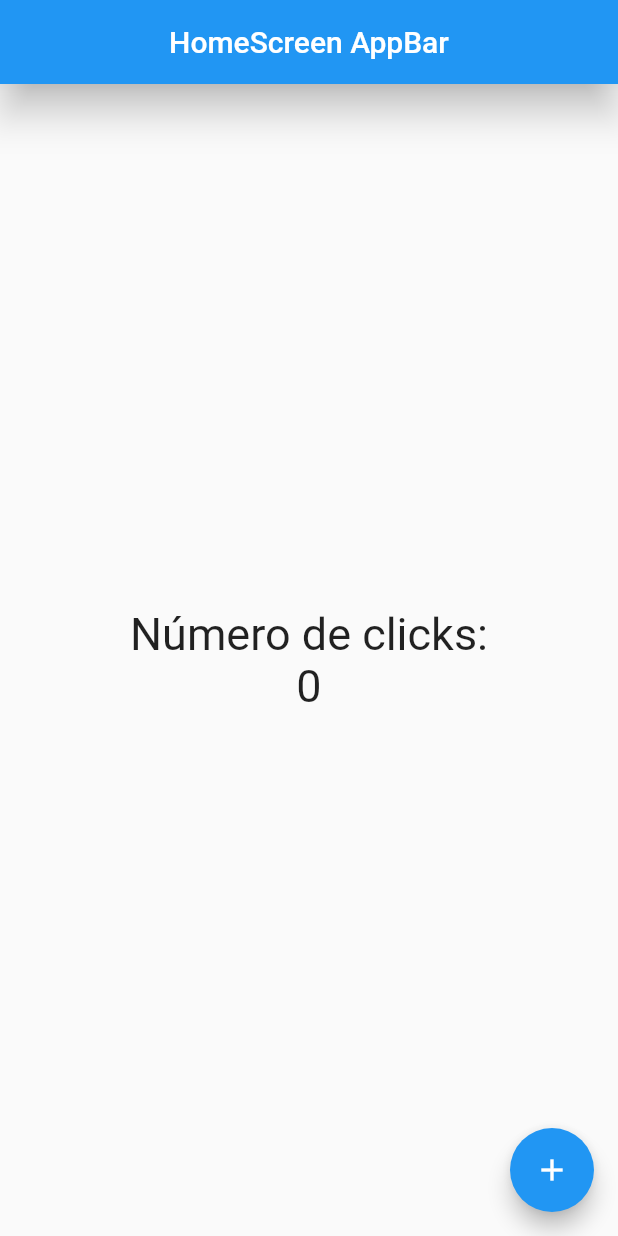
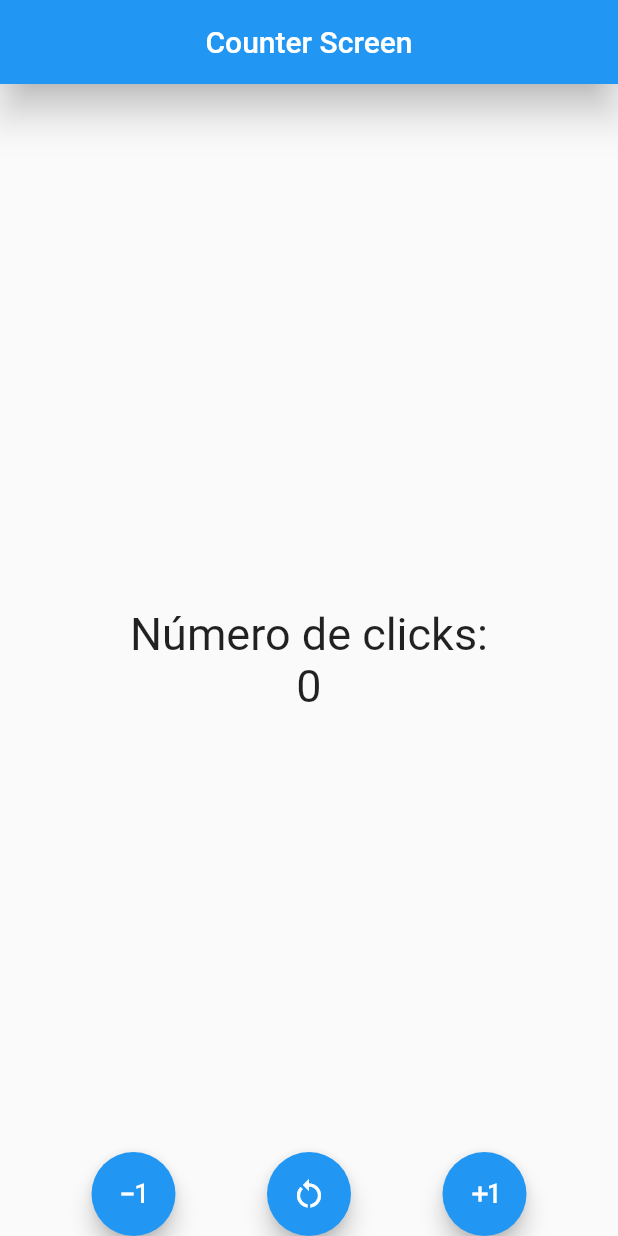
Before and after one commit to xurxobello/Flutter-Contador, a Flutter app: the screen it shows after launch, on a phone screen of 412 x 824 dp. Run offline on Flutter 3.47's test engine with Material 2 defaults, Android fonts, the phone set to English and light mode, and no system bars.

Commit message:
acabamos contador

```diff
--- a/lib/main.dart
+++ b/lib/main.dart
@@ -1,6 +1,7 @@
 import 'package:flutter/material.dart';
 
-import 'package:contador/screens/home_screen.dart';
+import 'package:contador/screens/counter_screen.dart';
+// import 'package:contador/screens/home_screen.dart';
 
 // creamos una función main a la que llamar
 void main(){
@@ -16,7 +17,8 @@ class MyApp extends StatelessWidget {
     return const MaterialApp(
       // con el siguiente debub quitamos la misma palabra de la app en la esquina superior derecha
       debugShowCheckedModeBanner: false,
-      home: HomeScreen()
+      // home: HomeScreen()
+      home: CounterScreen()
     );
 
   }
--- /dev/null
+++ b/lib/screens/counter_screen.dart
@@ -0,0 +1,103 @@
+import 'package:flutter/material.dart';
+
+
+class CounterScreen extends StatefulWidget{
+  const CounterScreen({super.key});
+
+  @override
+  State<CounterScreen> createState() => _CounterScreenState();
+}
+
+class _CounterScreenState extends State<CounterScreen> {
+
+  int counter = 0;
+
+  void increase () {
+    setState(() {
+      counter++;
+    });
+  }
+
+  void decrease () {
+    setState(() {
+      counter--;
+    });
+  }
+
+  void reset () {
+    setState(() {
+      counter = 0;
+    });
+  }
+
+  @override
+  Widget build(BuildContext context) {
+
+    const fontSize30 = TextStyle(fontSize: 30);
+
+    return Scaffold(
+      appBar: AppBar(
+        title: const Text('Counter Screen'),
+        elevation: 10.5,
+        centerTitle: true,
+      ),
+      body: Center(
+        child: Column(
+          // mainAxisAlignment sirve para alinear verticalmente dentro de la columna que se encuentra
+          mainAxisAlignment: MainAxisAlignment.center,
+
+          // crossAxisAlignment sirve para alinear horizontalmente pero dentro teniendo en cuenta únicamente el tamaño de los hijos
+          crossAxisAlignment: CrossAxisAlignment.center,
+
+          // <Widget> nos obliga a que dentro sólo pueda haber widgets
+          children: <Widget>[
+          const Text('Número de clicks:', style: fontSize30),
+          Text('$counter', style: fontSize30)
+        ],
+        ),
+      ),
+      floatingActionButtonLocation: FloatingActionButtonLocation.centerDocked,
+      floatingActionButton: CustomFloatingActions(increaseFunction: increase, decreaseFunction: decrease, resetFunction: reset),
+    );
+  }
+}
+
+class CustomFloatingActions extends StatelessWidget {
+
+  final Function increaseFunction;
+  final Function decreaseFunction;
+  final Function resetFunction;
+
+  const CustomFloatingActions({
+    Key? key, required this.increaseFunction, required this.decreaseFunction, required this.resetFunction,
+  }) : super(key: key);
+
+  @override
+  Widget build(BuildContext context) {
+    return Row(
+      mainAxisAlignment: MainAxisAlignment.spaceEvenly,
+      children: [
+        FloatingActionButton(
+          child: const Icon(Icons.exposure_minus_1_outlined),
+          onPressed: () => decreaseFunction()
+        ),
+
+        // SizeBox es un Widget que nos permite definir una caja invisible a la que podemos dar tamaño
+        // const SizedBox( width: 40),
+
+        FloatingActionButton(
+          child: const Icon(Icons.restart_alt),
+          onPressed: () => resetFunction(),
+        ),
+
+        // const SizedBox( width: 40),
+
+        FloatingActionButton(
+          child: const Icon(Icons.exposure_plus_1_outlined),
+          onPressed: () => increaseFunction(),
+        ),
+
+      ],
+    );
+  }
+}
--- a/lib/screens/home_screen.dart
+++ b/lib/screens/home_screen.dart
@@ -1,6 +1,8 @@
 
 
 import 'package:flutter/material.dart';
+
+// al hacer un StatelessWidget no podemos colorear en pantalla los nuevos valores ya que es un estado que no se modifica, por lo que vamos a dejar esto como muestra ya que los datos si los obtenemos por consola y vamos a seguir con un nuevo archivo llamado counter_screen.dart
 
 class HomeScreen extends StatelessWidget{
   const HomeScreen({super.key});
@@ -9,6 +11,8 @@ class HomeScreen extends StatelessWidget{
   Widget build(BuildContext context) {
 
     const fontSize30 = TextStyle(fontSize: 30);
+
+    int counter = 0;
 
     return Scaffold(
       appBar: AppBar(
@@ -24,17 +28,19 @@ class HomeScreen extends StatelessWidget{
           // crossAxisAlignment sirve para alinear horizontalmente pero dentro teniendo en cuenta únicamente el tamaño de los hijos
           crossAxisAlignment: CrossAxisAlignment.center,
 
-          // <Widget> nos obliga a que dentro sólo pueda haber widgets, podríamos dejarlo únicamente con const
-          children: const <Widget>[
-          Text('Número de clicks:', style: fontSize30),
-          Text('0', style: fontSize30)
+          // <Widget> nos obliga a que dentro sólo pueda haber widgets
+          children: <Widget>[
+          const Text('Número de clicks:', style: fontSize30),
+          Text('$counter', style: fontSize30)
         ],
         ),
       ),
+      floatingActionButtonLocation: FloatingActionButtonLocation.endFloat,
       floatingActionButton: FloatingActionButton(
         child: const Icon(Icons.add),
         onPressed: () {
-          print ('Hola mundo');
+          counter++;
+          print ('Hola mundo: $counter');
         }
       ),
     );
```
